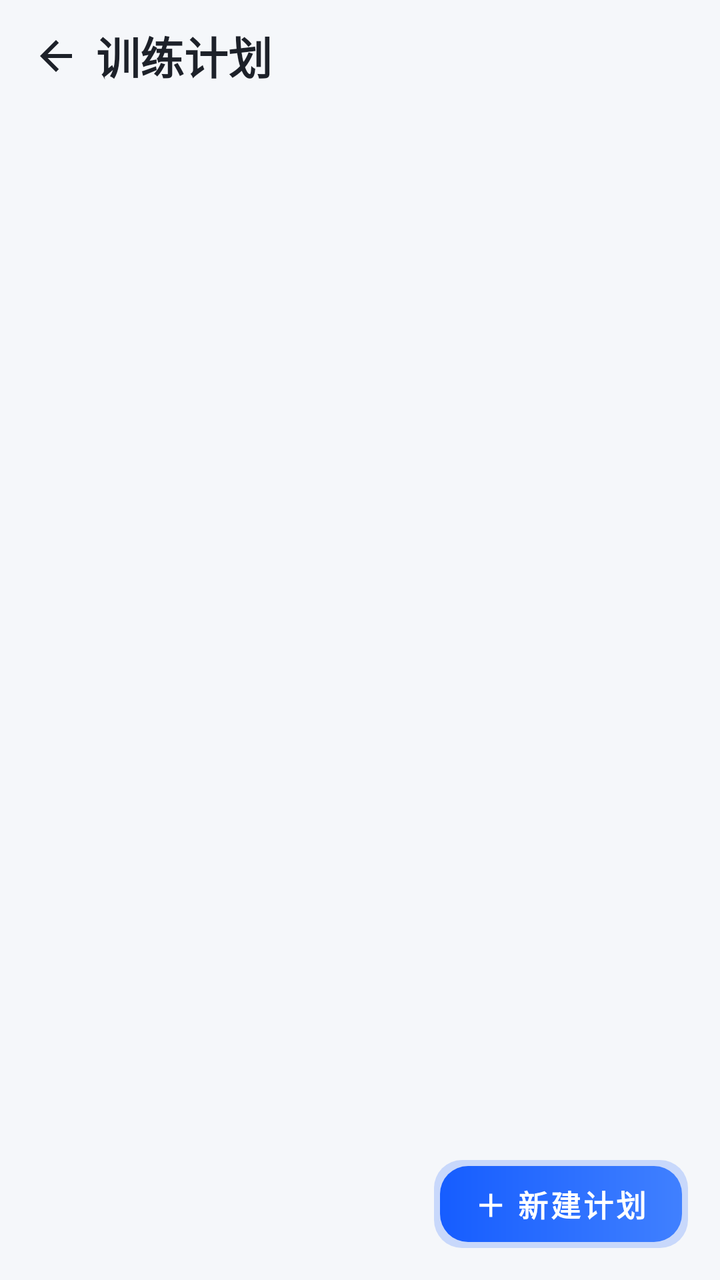
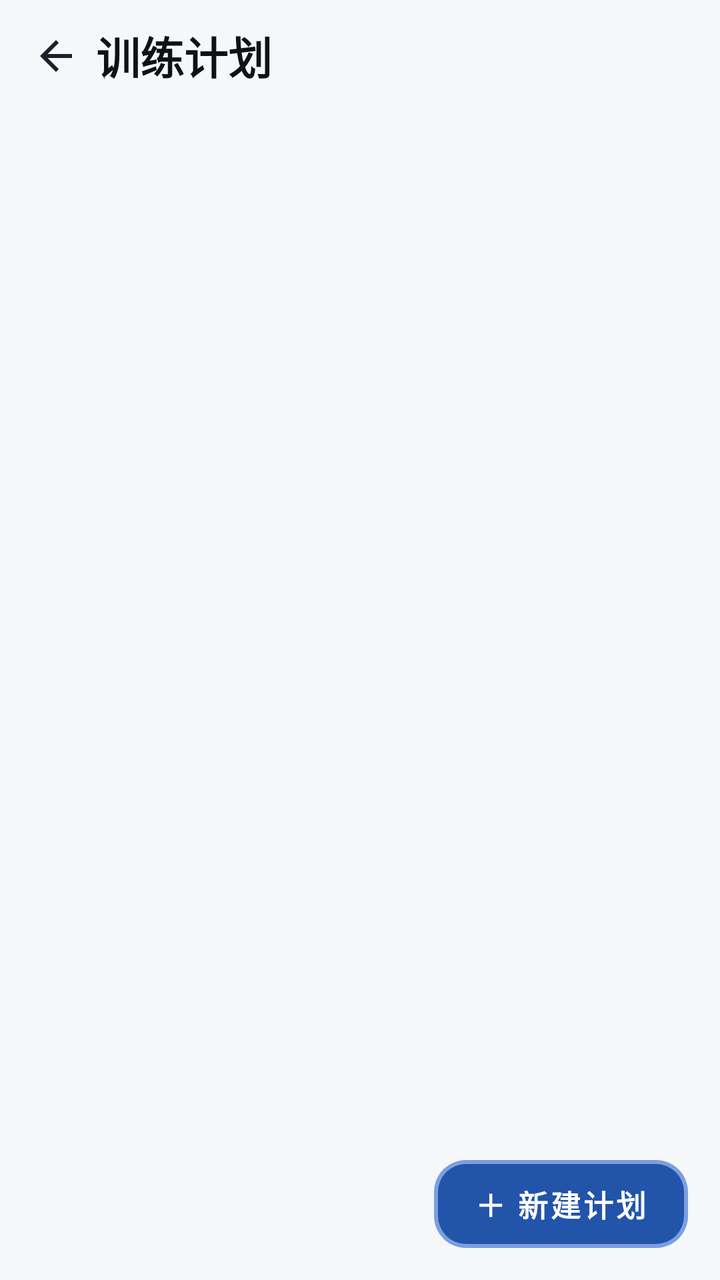

Two renders of the same Android screen: before a commit and after it. Below are the layout's source before the change and the commit's diff.
<!-- AndroidManifest.xml: application theme Theme.BrawnCatalog -->
<!-- res/layout/activity_plans.xml -->
<?xml version="1.0" encoding="utf-8"?>
<androidx.coordinatorlayout.widget.CoordinatorLayout
    xmlns:android="http://schemas.android.com/apk/res/android"
    xmlns:app="http://schemas.android.com/apk/res-auto"
    android:layout_width="match_parent"
    android:layout_height="match_parent">

    
    <LinearLayout
        android:id="@+id/headerBar"
        android:layout_width="match_parent"
        android:layout_height="wrap_content"
        android:orientation="horizontal"
        android:gravity="center_vertical"
        android:paddingStart="8dp"
        android:paddingEnd="16dp"
        android:paddingTop="8dp"
        android:paddingBottom="4dp">

        <ImageButton
            android:id="@+id/buttonBack"
            android:layout_width="40dp"
            android:layout_height="40dp"
            android:background="?attr/selectableItemBackgroundBorderless"
            android:contentDescription="返回"
            android:src="@drawable/ic_back_arrow" />

        <TextView
            android:layout_width="0dp"
            android:layout_height="wrap_content"
            android:layout_weight="1"
            android:text="训练计划"
            android:textColor="@color/bc_text_primary"
            android:textSize="22sp"
            android:textStyle="bold" />
    </LinearLayout>

    <androidx.recyclerview.widget.RecyclerView
        android:id="@+id/recyclerViewPlans"
        android:layout_width="match_parent"
        android:layout_height="match_parent"
        android:layout_marginTop="56dp"
        android:padding="8dp"
        android:clipToPadding="false" />

    <com.google.android.material.button.MaterialButton
        android:id="@+id/fabAddPlan"
        style="@style/Widget.BrawnCatalog.Button.Primary"
        android:layout_width="wrap_content"
        android:layout_height="44dp"
        android:minHeight="44dp"
        android:layout_gravity="bottom|end"
        android:layout_margin="16dp"
        android:insetTop="0dp"
        android:insetBottom="0dp"
        android:contentDescription="新建计划"
        android:paddingStart="20dp"
        android:paddingEnd="20dp"
        android:text="＋ 新建计划"
        android:textSize="15sp" />

</androidx.coordinatorlayout.widget.CoordinatorLayout>
<!-- resources referenced by this layout -->
<resources>
  <color name="bc_text_primary">#FF1D2129</color>
  <style name="Widget.BrawnCatalog.Button.Primary" parent="Widget.MaterialComponents.Button">
          <item name="android:background">@drawable/bg_button_primary</item>
          <item name="android:minHeight">48dp</item>
          <item name="android:textColor">@color/bc_on_primary</item>
          <item name="android:textSize">15sp</item>
          <item name="android:textStyle">bold</item>
          <item name="android:stateListAnimator">@animator/button_press_scale</item>
          <item name="rippleColor">#33FFFFFF</item>
          <item name="cornerRadius">14dp</item>
          <item name="backgroundTint">@null</item>
      </style>
  <style name="Theme.BrawnCatalog" parent="Theme.MaterialComponents.DayNight.NoActionBar">
          <item name="colorPrimary">@color/bc_primary</item>
          <item name="colorPrimaryVariant">@color/bc_primary_dark</item>
          <item name="colorOnPrimary">@color/bc_on_primary</item>
          <item name="colorSecondary">@color/bc_accent</item>
          <item name="colorSecondaryVariant">@color/bc_accent_dark</item>
          <item name="colorOnSecondary">@color/bc_on_accent</item>
  
          
          <item name="android:textColorPrimary">@color/bc_text_primary</item>
          <item name="android:textColorSecondary">@color/bc_text_secondary</item>
  
          
          <item name="android:windowBackground">@color/window_background</item>
          <item name="android:statusBarColor">@color/window_background</item>
          <item name="android:navigationBarColor">@color/window_background</item>
  
          
          <item name="materialCardViewStyle">@style/Widget.BrawnCatalog.Card</item>
  
          
          <item name="materialButtonStyle">@style/Widget.BrawnCatalog.Button.Primary</item>
  
          
          <item name="textInputStyle">@style/Widget.BrawnCatalog.TextInputLayout</item>
  
          
          <item name="alertDialogTheme">@style/ThemeOverlay.BrawnCatalog.Dialog.Alert</item>
          <item name="android:alertDialogTheme">@style/ThemeOverlay.BrawnCatalog.Dialog.Alert</item>
          <item name="materialAlertDialogTheme">@style/ThemeOverlay.BrawnCatalog.Dialog.Alert</item>
  
          
          <item name="android:activityOpenEnterAnimation">@anim/slide_in_right</item>
          <item name="android:activityOpenExitAnimation">@anim/slide_out_left</item>
          <item name="android:activityCloseEnterAnimation">@anim/slide_in_left</item>
          <item name="android:activityCloseExitAnimation">@anim/slide_out_right</item>
      </style>
  <!-- drawable bg_button_primary (drawable) -->
  <?xml version="1.0" encoding="utf-8"?>
  <ripple xmlns:android="http://schemas.android.com/apk/res/android"
      android:color="#33FFFFFF">
  
      <item>
          <layer-list>
              
              <item>
                  <shape android:shape="rectangle">
                      <solid android:color="@color/bc_glow" />
                      <corners android:radius="14dp" />
                      <padding
                          android:bottom="3dp"
                          android:left="3dp"
                          android:right="3dp"
                          android:top="3dp" />
                  </shape>
              </item>
              
              <item>
                  <shape android:shape="rectangle">
                      <gradient
                          android:angle="0"
                          android:endColor="@color/bc_gradient_end"
                          android:startColor="@color/bc_gradient_start" />
                      <corners android:radius="14dp" />
                  </shape>
              </item>
          </layer-list>
      </item>
  </ripple>
  <color name="bc_on_primary">#FFFFFFFF</color>
  <color name="bc_primary">#FF165DFF</color>
  <color name="bc_primary_dark">#FF0E42D2</color>
  <color name="bc_accent">#FFFF7043</color>
  <color name="bc_accent_dark">#FFE64A19</color>
  <color name="bc_on_accent">#FFFFFFFF</color>
  <color name="bc_text_secondary">#FF86909C</color>
  <color name="window_background">#FFF5F7FA</color>
  <style name="Widget.BrawnCatalog.Card" parent="Widget.MaterialComponents.CardView">
          <item name="cardBackgroundColor">@color/card_background</item>
          <item name="cardCornerRadius">16dp</item>
          <item name="cardElevation">4dp</item>
          <item name="strokeWidth">0dp</item>
      </style>
  <style name="Widget.BrawnCatalog.TextInputLayout" parent="Widget.MaterialComponents.TextInputLayout.OutlinedBox">
          <item name="boxBackgroundColor">@color/bc_input_bg</item>
          <item name="boxStrokeWidth">1dp</item>
          <item name="boxStrokeWidthFocused">1dp</item>
          <item name="boxStrokeColor">@color/bc_input_stroke</item>
          <item name="boxCornerRadiusTopStart">12dp</item>
          <item name="boxCornerRadiusTopEnd">12dp</item>
          <item name="boxCornerRadiusBottomStart">12dp</item>
          <item name="boxCornerRadiusBottomEnd">12dp</item>
          <item name="hintTextColor">@color/bc_input_stroke</item>
      </style>
  <style name="ThemeOverlay.BrawnCatalog.Dialog.Alert" parent="ThemeOverlay.MaterialComponents.MaterialAlertDialog">
          <item name="android:windowBackground">@drawable/bg_dialog_alert</item>
          <item name="android:windowMinWidthMajor">85%</item>
          <item name="android:windowMinWidthMinor">85%</item>
          <item name="android:backgroundDimAmount">0.4</item>
          <item name="colorPrimary">@color/bc_primary</item>
          <item name="colorPrimaryVariant">@color/bc_primary_dark</item>
          <item name="colorOnPrimary">@color/bc_on_primary</item>
          <item name="colorAccent">@color/bc_primary</item>
          <item name="colorControlActivated">@color/bc_primary</item>
          <item name="android:textColorPrimary">@color/bc_text_primary</item>
          <item name="android:textColorSecondary">@color/bc_text_secondary</item>
          <item name="materialButtonStyle">@style/Widget.BrawnCatalog.Button.Primary</item>
      </style>
  <color name="bc_glow">#33165DFF</color>
  <color name="bc_gradient_end">#FF4080FF</color>
  <color name="bc_gradient_start">#FF165DFF</color>
  <color name="card_background">#FFFFFFFF</color>
  <color name="bc_input_bg">#FFFFFFFF</color>
  <!-- drawable bg_dialog_alert (drawable) -->
  <?xml version="1.0" encoding="utf-8"?>
  <shape xmlns:android="http://schemas.android.com/apk/res/android"
      android:shape="rectangle">
      <solid android:color="@color/card_background" />
      <corners android:radius="20dp" />
  </shape>
  <!-- unchanged entries left out for length: 1 -->
</resources>

<!-- the commit's change to res/layout/activity_plans.xml (unified diff, before → after) -->
@@ -30,7 +30,7 @@
             android:layout_height="wrap_content"
             android:layout_weight="1"
             android:text="训练计划"
-            android:textColor="@color/bc_text_primary"
+            android:textColor="?attr/bcTextPrimary"
             android:textSize="22sp"
             android:textStyle="bold" />
     </LinearLayout>
<!-- resource entries referenced after the edit -->
@@ -1,10 +1,9 @@
 <!-- resources referenced by this layout -->
 <resources>
-  <color name="bc_text_primary">#FF1D2129</color>
   <style name="Widget.BrawnCatalog.Button.Primary" parent="Widget.MaterialComponents.Button">
           <item name="android:background">@drawable/bg_button_primary</item>
           <item name="android:minHeight">48dp</item>
-          <item name="android:textColor">@color/bc_on_primary</item>
+          <item name="android:textColor">?attr/bcOnPrimary</item>
           <item name="android:textSize">15sp</item>
           <item name="android:textStyle">bold</item>
           <item name="android:stateListAnimator">@animator/button_press_scale</item>
@@ -12,38 +11,62 @@
           <item name="cornerRadius">14dp</item>
           <item name="backgroundTint">@null</item>
       </style>
-  <style name="Theme.BrawnCatalog" parent="Theme.MaterialComponents.DayNight.NoActionBar">
-          <item name="colorPrimary">@color/bc_primary</item>
-          <item name="colorPrimaryVariant">@color/bc_primary_dark</item>
-          <item name="colorOnPrimary">@color/bc_on_primary</item>
-          <item name="colorSecondary">@color/bc_accent</item>
-          <item name="colorSecondaryVariant">@color/bc_accent_dark</item>
-          <item name="colorOnSecondary">@color/bc_on_accent</item>
+  <style name="Theme.BrawnCatalog" parent="Theme.MaterialComponents.NoActionBar">
+          <item name="colorPrimary">@color/th_blue_primary</item>
+          <item name="colorPrimaryVariant">@color/th_blue_primary_dark</item>
+          <item name="colorOnPrimary">@color/th_blue_on_primary</item>
+          <item name="colorSecondary">@color/th_blue_accent</item>
+          <item name="colorSecondaryVariant">@color/th_blue_accent_dark</item>
+          <item name="colorOnSecondary">@color/th_blue_on_accent</item>
+          <item name="android:textColorPrimary">@color/th_blue_text_primary</item>
+          <item name="android:textColorSecondary">@color/th_blue_text_secondary</item>
+          <item name="bcPrimary">@color/th_blue_primary</item>
+          <item name="bcPrimaryDark">@color/th_blue_primary_dark</item>
+          <item name="bcPrimaryLight">@color/th_blue_primary_light</item>
+          <item name="bcPrimaryPale">@color/th_blue_primary_pale</item>
+          <item name="bcOnPrimary">@color/th_blue_on_primary</item>
+          <item name="bcAccent">@color/th_blue_accent</item>
+          <item name="bcAccentDark">@color/th_blue_accent_dark</item>
+          <item name="bcOnAccent">@color/th_blue_on_accent</item>
+          <item name="bcWindowBg">@color/th_blue_window_bg</item>
+          <item name="bcCardBg">@color/th_blue_card_bg</item>
+          <item name="bcHeaderBg">@color/th_blue_header_bg</item>
+          <item name="bcHomePageBg">@color/th_blue_home_page_bg</item>
+          <item name="bcTextPrimary">@color/th_blue_text_primary</item>
+          <item name="bcTextSecondary">@color/th_blue_text_secondary</item>
+          <item name="bcTextDisabled">@color/th_blue_text_disabled</item>
+          <item name="bcBorder">@color/th_blue_border</item>
+          <item name="bcBorderFocus">@color/th_blue_border_focus</item>
+          <item name="bcInputBg">@color/th_blue_input_bg</item>
+          <item name="bcInputStroke">@color/th_blue_input_stroke</item>
+          <item name="bcGradientStart">@color/th_blue_gradient_start</item>
+          <item name="bcGradientEnd">@color/th_blue_gradient_end</item>
+          <item name="bcGlow">@color/th_blue_glow</item>
+          <item name="bcRipple">@color/th_blue_ripple</item>
   
           
-          <item name="android:textColorPrimary">@color/bc_text_primary</item>
-          <item name="android:textColorSecondary">@color/bc_text_secondary</item>
+          <item name="bcStatusOk">@color/bc_status_ok</item>
+          <item name="bcStatusWarn">@color/bc_status_warn</item>
+          <item name="bcStatusLow">@color/bc_status_low</item>
   
           
-          <item name="android:windowBackground">@color/window_background</item>
-          <item name="android:statusBarColor">@color/window_background</item>
-          <item name="android:navigationBarColor">@color/window_background</item>
-  
-          
+          <item name="android:textColor">?attr/bcTextPrimary</item>
+          <item name="android:textColorHint">?attr/bcInputStroke</item>
+          <item name="colorSurface">?attr/bcCardBg</item>
+          <item name="colorSurfaceVariant">?attr/bcCardBg</item>
+          <item name="colorOnSurface">?attr/bcTextPrimary</item>
+          <item name="colorOnSurfaceVariant">?attr/bcTextSecondary</item>
+          <item name="colorOnBackground">?attr/bcTextPrimary</item>
+          <item name="android:windowBackground">@color/th_blue_window_bg</item>
+          <item name="android:statusBarColor">@color/th_blue_header_bg</item>
+          <item name="android:navigationBarColor">@color/th_blue_window_bg</item>
+          <item name="android:windowLightStatusBar">true</item>
           <item name="materialCardViewStyle">@style/Widget.BrawnCatalog.Card</item>
-  
-          
           <item name="materialButtonStyle">@style/Widget.BrawnCatalog.Button.Primary</item>
-  
-          
           <item name="textInputStyle">@style/Widget.BrawnCatalog.TextInputLayout</item>
-  
-          
           <item name="alertDialogTheme">@style/ThemeOverlay.BrawnCatalog.Dialog.Alert</item>
           <item name="android:alertDialogTheme">@style/ThemeOverlay.BrawnCatalog.Dialog.Alert</item>
           <item name="materialAlertDialogTheme">@style/ThemeOverlay.BrawnCatalog.Dialog.Alert</item>
-  
-          
           <item name="android:activityOpenEnterAnimation">@anim/slide_in_right</item>
           <item name="android:activityOpenExitAnimation">@anim/slide_out_left</item>
           <item name="android:activityCloseEnterAnimation">@anim/slide_in_left</item>
@@ -59,77 +82,90 @@
               
               <item>
                   <shape android:shape="rectangle">
-                      <solid android:color="@color/bc_glow" />
-                      <corners android:radius="14dp" />
+                      <solid android:color="?attr/bcPrimaryLight" />
+                      <corners android:radius="16dp" />
                       <padding
-                          android:bottom="3dp"
-                          android:left="3dp"
-                          android:right="3dp"
-                          android:top="3dp" />
+                          android:bottom="2dp"
+                          android:left="2dp"
+                          android:right="2dp"
+                          android:top="2dp" />
                   </shape>
               </item>
               
               <item>
                   <shape android:shape="rectangle">
-                      <gradient
-                          android:angle="0"
-                          android:endColor="@color/bc_gradient_end"
-                          android:startColor="@color/bc_gradient_start" />
+                      <solid android:color="?attr/bcPrimaryDark" />
                       <corners android:radius="14dp" />
                   </shape>
               </item>
           </layer-list>
       </item>
   </ripple>
-  <color name="bc_on_primary">#FFFFFFFF</color>
-  <color name="bc_primary">#FF165DFF</color>
-  <color name="bc_primary_dark">#FF0E42D2</color>
-  <color name="bc_accent">#FFFF7043</color>
-  <color name="bc_accent_dark">#FFE64A19</color>
-  <color name="bc_on_accent">#FFFFFFFF</color>
-  <color name="bc_text_secondary">#FF86909C</color>
-  <color name="window_background">#FFF5F7FA</color>
+  <color name="th_blue_primary">#306ACF</color>
+  <color name="th_blue_primary_dark">#2254AA</color>
+  <color name="th_blue_on_primary">#FFFFFF</color>
+  <color name="th_blue_accent">#5845D3</color>
+  <color name="th_blue_accent_dark">#3F2CBA</color>
+  <color name="th_blue_on_accent">#FFFFFF</color>
+  <color name="th_blue_text_primary">#0F1115</color>
+  <color name="th_blue_text_secondary">#425C8A</color>
+  <color name="th_blue_primary_light">#7BA0E0</color>
+  <color name="th_blue_primary_pale">#E1E8F4</color>
+  <color name="th_blue_window_bg">#F6F7F9</color>
+  <color name="th_blue_card_bg">#E7EBF4</color>
+  <color name="th_blue_header_bg">#CBD7EB</color>
+  <color name="th_blue_home_page_bg">#F4F6F8</color>
+  <color name="th_blue_text_disabled">#9AA0A6</color>
+  <color name="th_blue_border">#D7DEEA</color>
+  <color name="th_blue_border_focus">#306ACF</color>
+  <color name="th_blue_input_bg">#FFFFFF</color>
+  <color name="th_blue_input_stroke">#C1C9D7</color>
+  <color name="th_blue_gradient_start">#306ACF</color>
+  <color name="th_blue_gradient_end">#7BA0E0</color>
+  <color name="th_blue_glow">#40306ACF</color>
+  <color name="th_blue_ripple">#33306ACF</color>
+  <color name="bc_status_ok">#FF2F9E6B</color>
+  <color name="bc_status_warn">#FFC8811F</color>
+  <color name="bc_status_low">#FFD0473F</color>
   <style name="Widget.BrawnCatalog.Card" parent="Widget.MaterialComponents.CardView">
-          <item name="cardBackgroundColor">@color/card_background</item>
+          <item name="cardBackgroundColor">?attr/bcCardBg</item>
           <item name="cardCornerRadius">16dp</item>
           <item name="cardElevation">4dp</item>
           <item name="strokeWidth">0dp</item>
       </style>
   <style name="Widget.BrawnCatalog.TextInputLayout" parent="Widget.MaterialComponents.TextInputLayout.OutlinedBox">
-          <item name="boxBackgroundColor">@color/bc_input_bg</item>
+          <item name="boxBackgroundColor">?attr/bcInputBg</item>
           <item name="boxStrokeWidth">1dp</item>
           <item name="boxStrokeWidthFocused">1dp</item>
-          <item name="boxStrokeColor">@color/bc_input_stroke</item>
+          <item name="boxStrokeColor">?attr/bcInputStroke</item>
           <item name="boxCornerRadiusTopStart">12dp</item>
           <item name="boxCornerRadiusTopEnd">12dp</item>
           <item name="boxCornerRadiusBottomStart">12dp</item>
           <item name="boxCornerRadiusBottomEnd">12dp</item>
-          <item name="hintTextColor">@color/bc_input_stroke</item>
+          <item name="hintTextColor">?attr/bcInputStroke</item>
       </style>
   <style name="ThemeOverlay.BrawnCatalog.Dialog.Alert" parent="ThemeOverlay.MaterialComponents.MaterialAlertDialog">
           <item name="android:windowBackground">@drawable/bg_dialog_alert</item>
           <item name="android:windowMinWidthMajor">85%</item>
           <item name="android:windowMinWidthMinor">85%</item>
           <item name="android:backgroundDimAmount">0.4</item>
-          <item name="colorPrimary">@color/bc_primary</item>
-          <item name="colorPrimaryVariant">@color/bc_primary_dark</item>
-          <item name="colorOnPrimary">@color/bc_on_primary</item>
-          <item name="colorAccent">@color/bc_primary</item>
-          <item name="colorControlActivated">@color/bc_primary</item>
-          <item name="android:textColorPrimary">@color/bc_text_primary</item>
-          <item name="android:textColorSecondary">@color/bc_text_secondary</item>
+          <item name="colorPrimary">?attr/bcPrimary</item>
+          <item name="colorPrimaryVariant">?attr/bcPrimaryDark</item>
+          <item name="colorOnPrimary">?attr/bcOnPrimary</item>
+          <item name="colorAccent">?attr/bcPrimary</item>
+          <item name="colorControlActivated">?attr/bcPrimary</item>
+          <item name="android:textColorPrimary">?attr/bcTextPrimary</item>
+          <item name="android:textColorSecondary">?attr/bcTextSecondary</item>
+          
+          <item name="android:textColor">?attr/bcTextPrimary</item>
+          <item name="android:textColorAlertDialogListItem">?attr/bcTextPrimary</item>
           <item name="materialButtonStyle">@style/Widget.BrawnCatalog.Button.Primary</item>
       </style>
-  <color name="bc_glow">#33165DFF</color>
-  <color name="bc_gradient_end">#FF4080FF</color>
-  <color name="bc_gradient_start">#FF165DFF</color>
-  <color name="card_background">#FFFFFFFF</color>
-  <color name="bc_input_bg">#FFFFFFFF</color>
   <!-- drawable bg_dialog_alert (drawable) -->
   <?xml version="1.0" encoding="utf-8"?>
   <shape xmlns:android="http://schemas.android.com/apk/res/android"
       android:shape="rectangle">
-      <solid android:color="@color/card_background" />
+      <solid android:color="?attr/bcCardBg" />
       <corners android:radius="20dp" />
   </shape>
   <!-- unchanged entries left out for length: 1 -->
